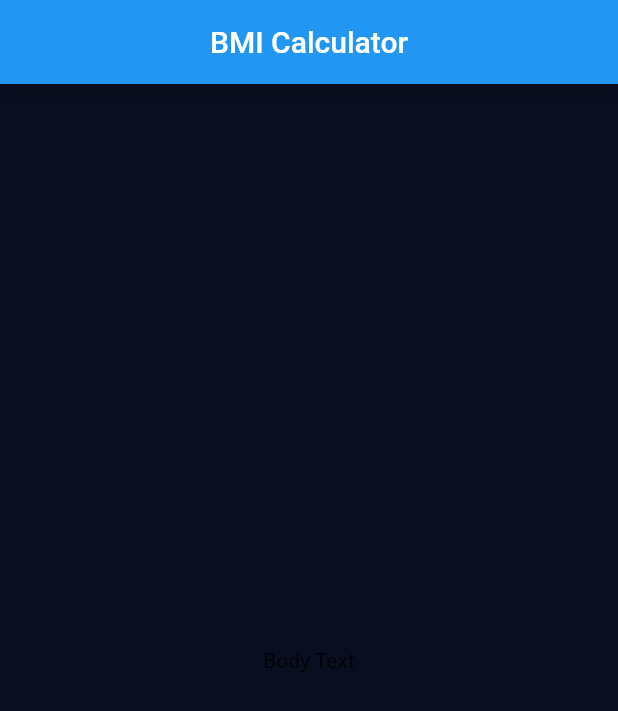
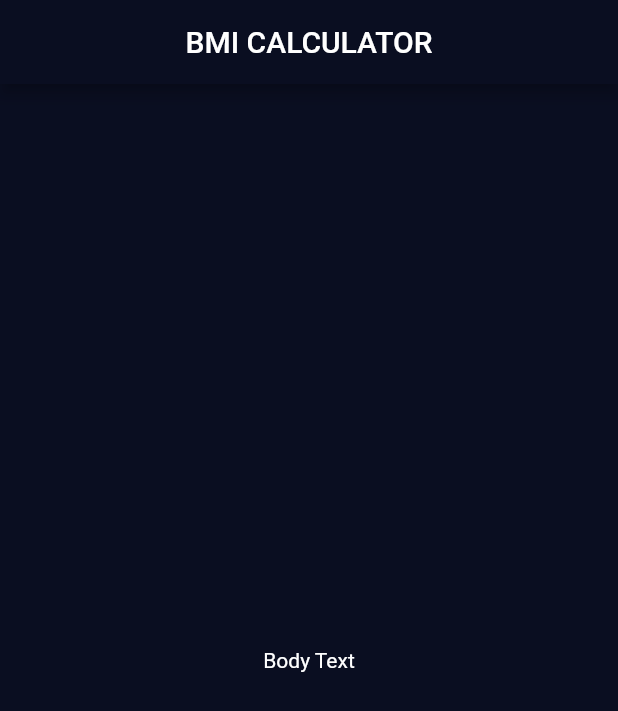
Before and after one commit to hassan-ahmed90/BMI_Calculator, a Flutter app: the screen it shows after launch, on a phone screen of 412 x 824 dp. Shown: the top 711 px of the screen. Run offline on Flutter 3.47's test engine with Material 2 defaults, Android fonts, the phone set to English and light mode, and no system bars.

Commit message:
1st Commit

```diff
--- a/lib/main.dart
+++ b/lib/main.dart
@@ -11,9 +11,12 @@ class MyApp extends StatelessWidget {
   @override
   Widget build(BuildContext context) {
     return MaterialApp(
-      theme: ThemeData(
+      theme: ThemeData.dark().copyWith(
         primaryColor: Color(0xFF0A0E21),
         scaffoldBackgroundColor: Color(0xFF0A0E21),
+        textTheme: TextTheme(
+          bodyLarge: TextStyle(color: Colors.white),
+        ),
       ),
       home: InputPage(),
     );
--- a/lib/screens/input_page.dart
+++ b/lib/screens/input_page.dart
@@ -11,7 +11,8 @@ class _InputPageState extends State<InputPage> {
   Widget build(BuildContext context) {
     return Scaffold(
       appBar: AppBar(
-        title: Text("BMI Calculator"),
+        backgroundColor: Color(0xFF0A0E21),
+        title: Text("BMI CALCULATOR"),
         centerTitle: true,
       ),
       body: Center(child: Text("Body Text"),),
```
